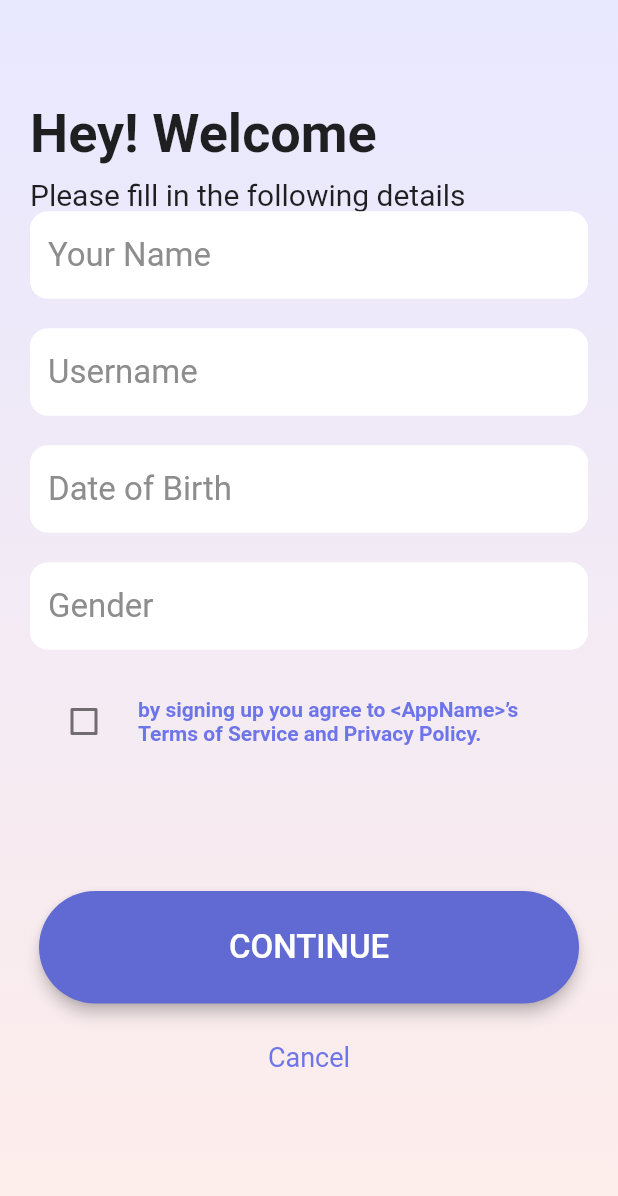
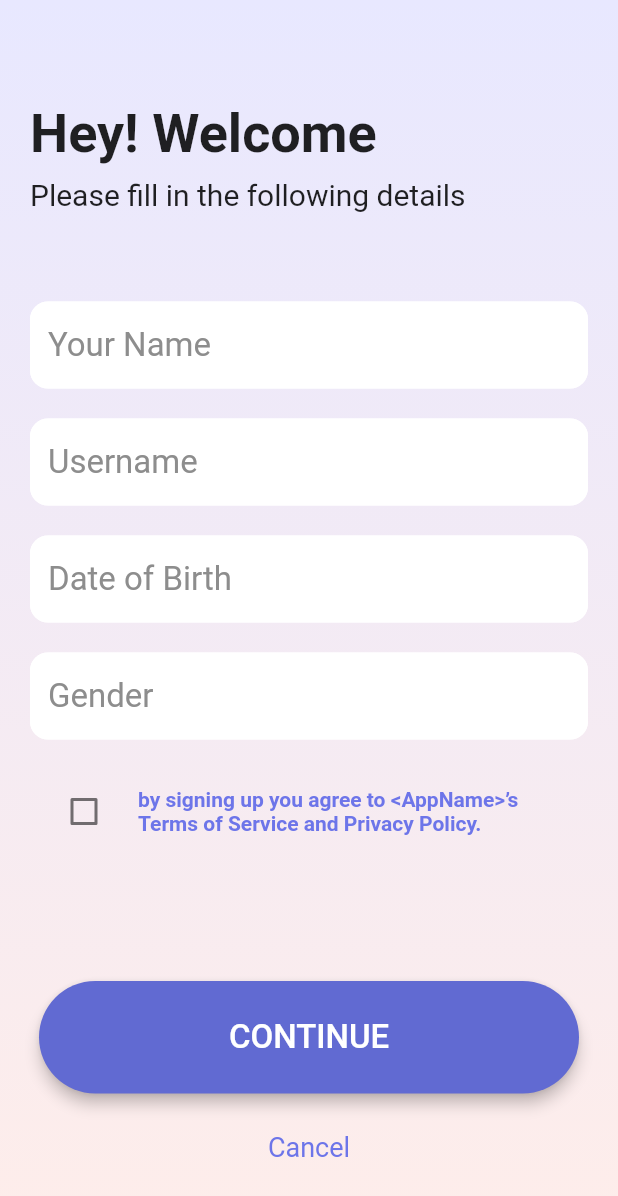
Before and after one commit to harjyotbagga/sex-ed, a Flutter app: the RegScreen1 screen opened directly, on a phone screen of 412 x 824 dp. Shown: the top 1196 px of the screen. Run offline on Flutter 3.47's test engine with Material 2 defaults, Android fonts, the phone set to English and light mode, and no system bars; Roboto replaces fonts that are missing (Cerebri Sans).

Commit message:
minor UI tweak in reg screen1

```diff
--- a/lib/main.dart
+++ b/lib/main.dart
@@ -17,7 +17,7 @@ class MyApp extends StatelessWidget {
         //brightness: Brightness.light,
         fontFamily: 'Cerebri Sans',
       ),
-      home: RegScreen3(),
+      home: WelcomeScreen(),
 //      initialRoute: WelcomeScreen.id,
 //      routes: {
 //        WelcomeScreen.id: (context) => WelcomeScreen(),
--- a/lib/screens/reg_screen1.dart
+++ b/lib/screens/reg_screen1.dart
@@ -51,6 +51,9 @@ class _RegScreen1State extends State<RegScreen1> {
                           fontWeight: FontWeight.w400,
                           fontStyle: FontStyle.normal
                       ),
+                    ),
+                    SizedBox(
+                      height: 60,
                     ),
                     LoginRegInputField(
                       hintText: "Your Name",
```
